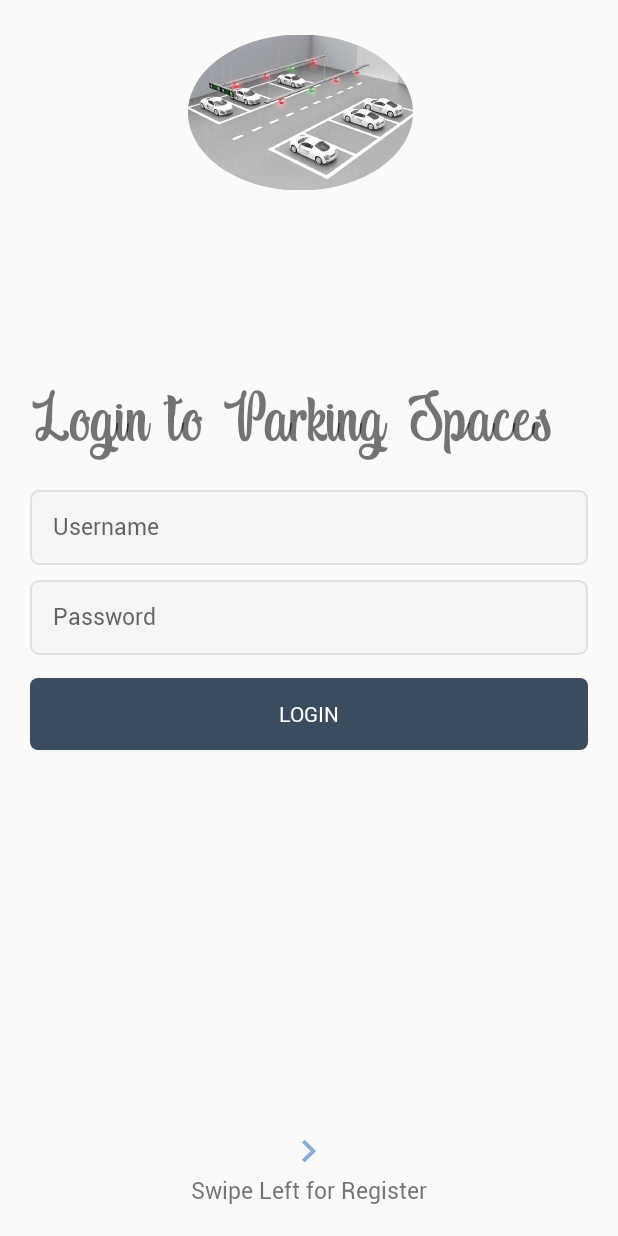
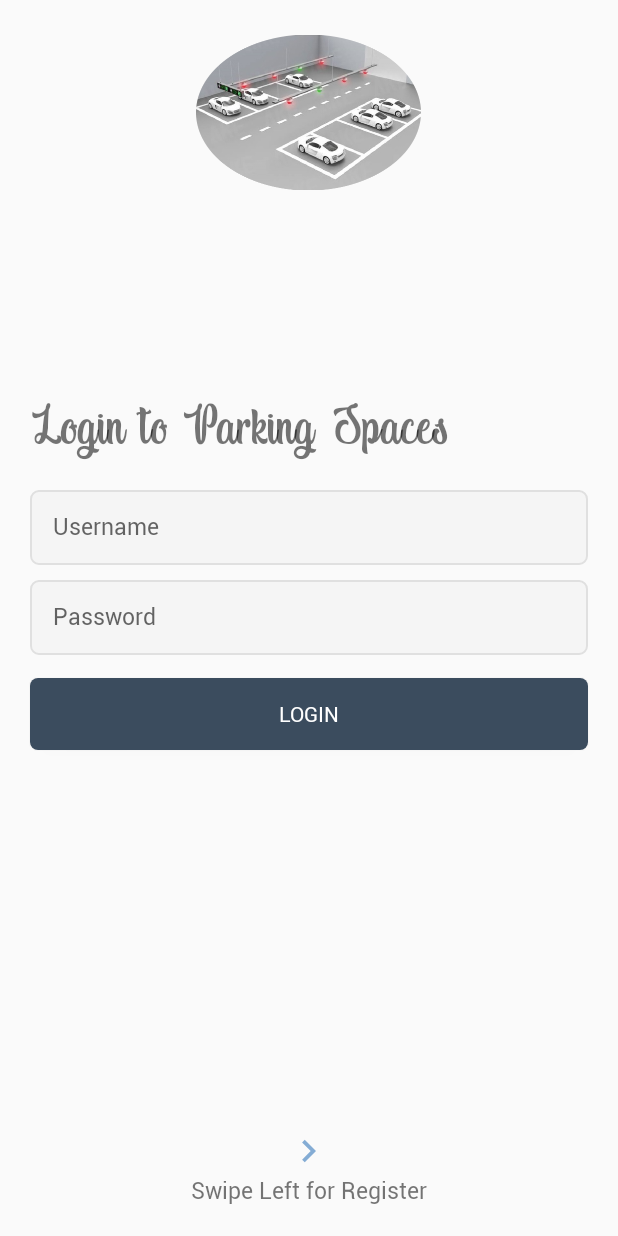
Before and after one commit to Parking-Spaces/Android, an Android app: the screen it shows after launch (MainActivity), on a phone screen of 412 x 824 dp. Run offline under Robolectric (Android 15) with nearby library versions, the phone set to English and light mode, and no system bars.

Commit message:
Layout of login and register pages done

```diff
--- a/app/src/main/res/layout/fragment_login.xml
+++ b/app/src/main/res/layout/fragment_login.xml
@@ -12,7 +12,7 @@
         android:layout_width="wrap_content"
         android:layout_height="wrap_content"
         android:text="@string/app_name_login"
-        android:textSize="50sp"
+        android:textSize="40sp"
         android:fontFamily="@font/indigo_daisy"
         android:layout_marginStart="20dp"
         android:layout_marginBottom="20dp"
@@ -22,11 +22,8 @@
     <ImageView
         android:id="@+id/logo"
         android:layout_width="150dp"
-        android:layout_height="130dp"
-        android:layout_alignParentTop="true"
-        android:layout_marginStart="125dp"
-        android:layout_marginLeft="25dp"
-        android:layout_marginTop="10dp"
+        android:layout_height="150dp"
+        android:layout_centerHorizontal="true"
         android:src="@drawable/parking"
         tools:ignore="ContentDescription" />
 
--- a/app/src/main/res/layout/fragment_register.xml
+++ b/app/src/main/res/layout/fragment_register.xml
@@ -8,9 +8,8 @@
 
     <ImageView
         android:layout_width="150dp"
-        android:layout_height="130dp"
-        android:layout_marginStart="125dp"
-        android:layout_marginLeft="25dp"
+        android:layout_height="150dp"
+        android:layout_gravity="center"
         android:src="@drawable/parking"
         tools:ignore="ContentDescription" />
 
```
